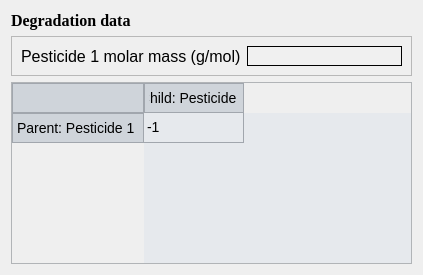
Old version of the form ui/degradation_data.ui in the repository Inigobarbe/VFSMOD-GUI.
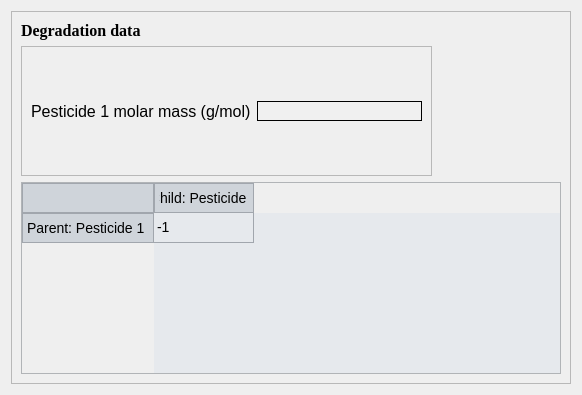
New version of the form.

```diff
--- a/ui/degradation_data.ui
+++ b/ui/degradation_data.ui
@@ -9,8 +9,8 @@
    <rect>
     <x>0</x>
     <y>0</y>
-    <width>423</width>
-    <height>275</height>
+    <width>582</width>
+    <height>395</height>
    </rect>
   </property>
   <property name="windowTitle">
@@ -119,6 +119,21 @@
     border: 1px solid #a1a6ad; /* Borde gris medio del botón de esquina */
 }</string>
   </property>
+  <layout class="QGridLayout" name="gridLayout_4">
+   <item row="0" column="0">
+    <widget class="QScrollArea" name="scrollArea">
+     <property name="widgetResizable">
+      <bool>true</bool>
+     </property>
+     <widget class="QWidget" name="scrollAreaWidgetContents">
+      <property name="geometry">
+       <rect>
+        <x>0</x>
+        <y>0</y>
+        <width>562</width>
+        <height>375</height>
+       </rect>
+      </property>
   <layout class="QGridLayout" name="gridLayout">
    <item row="0" column="0">
     <widget class="QLabel" name="label_27">
@@ -206,6 +221,10 @@
        <string>-1</string>
       </property>
      </item>
+        </widget>
+       </item>
+      </layout>
+     </widget>
     </widget>
    </item>
   </layout>
```
Left out of the diff: 36 changed lines with no effect on the pictures. Lines whose indentation alone changed are shown as unchanged.
